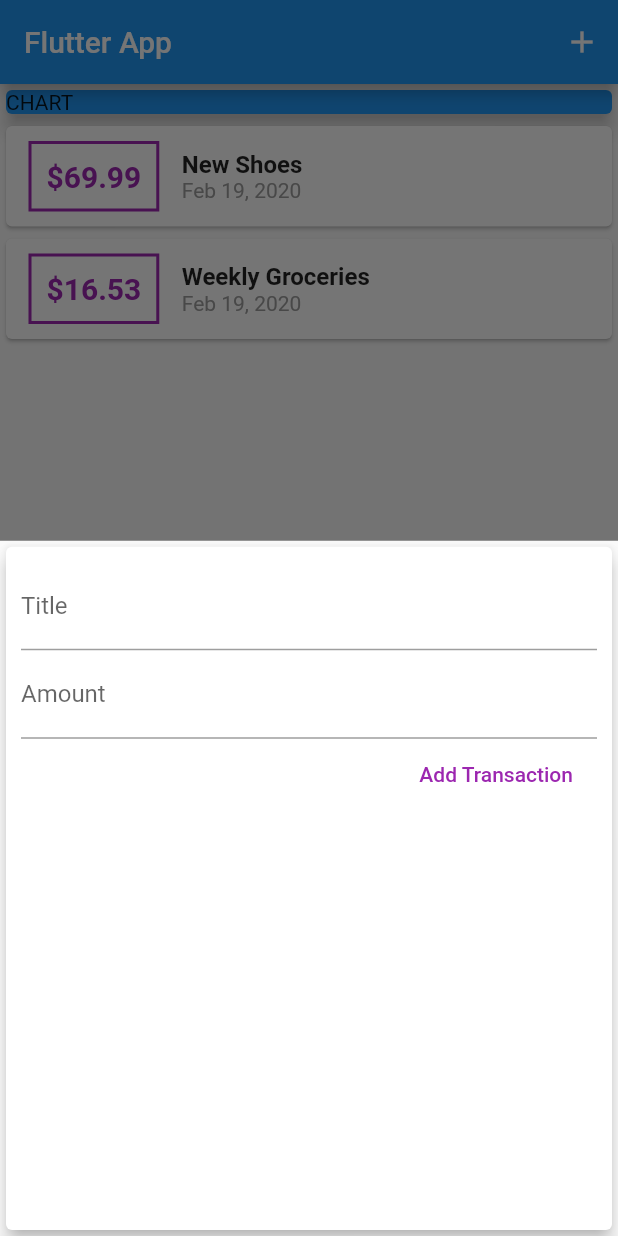
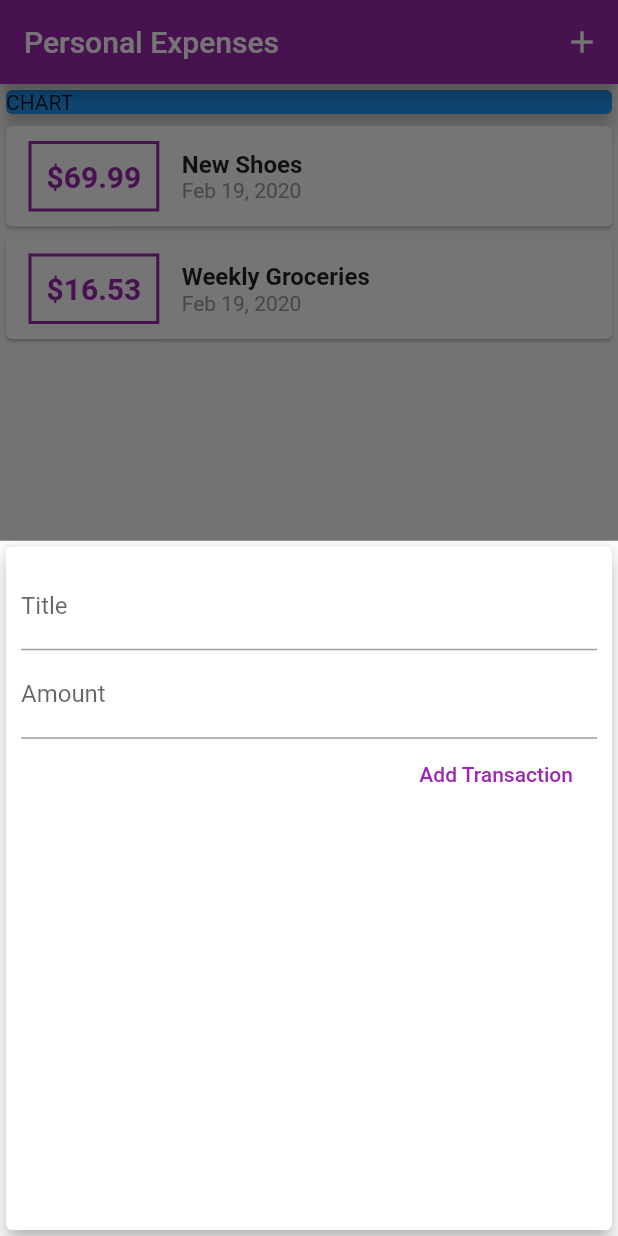
Before and after one commit to komnatadeveloper/personal_expenses, a Flutter app: the screen it shows after launch, after a tap on the "add" icon, on a phone screen of 412 x 824 dp. Run offline on Flutter 3.47's test engine with Material 2 defaults, Android fonts, the phone set to English and light mode, and no system bars.

Commit message:
Just finished Configuring & Using Themes

```diff
--- a/lib/main.dart
+++ b/lib/main.dart
@@ -14,7 +14,11 @@ class MyApp extends StatelessWidget {
   @override
   Widget build(BuildContext context) {
     return MaterialApp(
-      title: 'Flutter App',
+      title: 'Personal Expenses',
+      theme: ThemeData(
+        primarySwatch: Colors.purple,
+        accentColor: Colors.amber
+      ),
       home: MyHomePage(),
     );
   }
@@ -78,7 +82,7 @@ class _MyHomePageState extends State<MyHomePage> {
   Widget build(BuildContext context) {
     return Scaffold(
       appBar: AppBar(
-        title: Text('Flutter App'),
+        title: Text('Personal Expenses'),
         actions: <Widget>[
           IconButton(
             icon: Icon(Icons.add, ),
--- a/lib/widgets/new_transaction.dart
+++ b/lib/widgets/new_transaction.dart
@@ -1,12 +1,19 @@
 import 'package:flutter/material.dart';
 
-class NewTransaction extends StatelessWidget {
+class NewTransaction extends StatefulWidget {
 
   final Function addTransaction;
-  final titleController = TextEditingController();
-  final amountController = TextEditingController();
 
   NewTransaction(this.addTransaction);
+
+  @override
+  _NewTransactionState createState() => _NewTransactionState();
+}
+
+class _NewTransactionState extends State<NewTransaction> {
+  final titleController = TextEditingController();
+
+  final amountController = TextEditingController();
 
   void submitData () {
     final enteredTitle = titleController.text;
@@ -21,10 +28,12 @@ class NewTransaction extends StatelessWidget {
     }
 
 
-    addTransaction(
+    widget.addTransaction(
       enteredTitle,
       enteredAmount
     );
+
+    Navigator.of(context).pop();
   }
 
   @override
--- a/lib/widgets/transaction_list.dart
+++ b/lib/widgets/transaction_list.dart
@@ -28,7 +28,7 @@ class TransactionList extends StatelessWidget {
                       ),
                       decoration: BoxDecoration(
                         border: Border.all(
-                          color: Colors.purple,
+                          color: Theme.of(context).primaryColor,
                           width: 2,
                         )
                       ),
@@ -38,7 +38,7 @@ class TransactionList extends StatelessWidget {
                         style: TextStyle(
                           fontWeight: FontWeight.bold,
                           fontSize: 20,
-                          color: Colors.purple
+                          color: Theme.of(context).primaryColor
                         ),
 
                       ),
```
Also changed, not shown: pubspec.lock.
